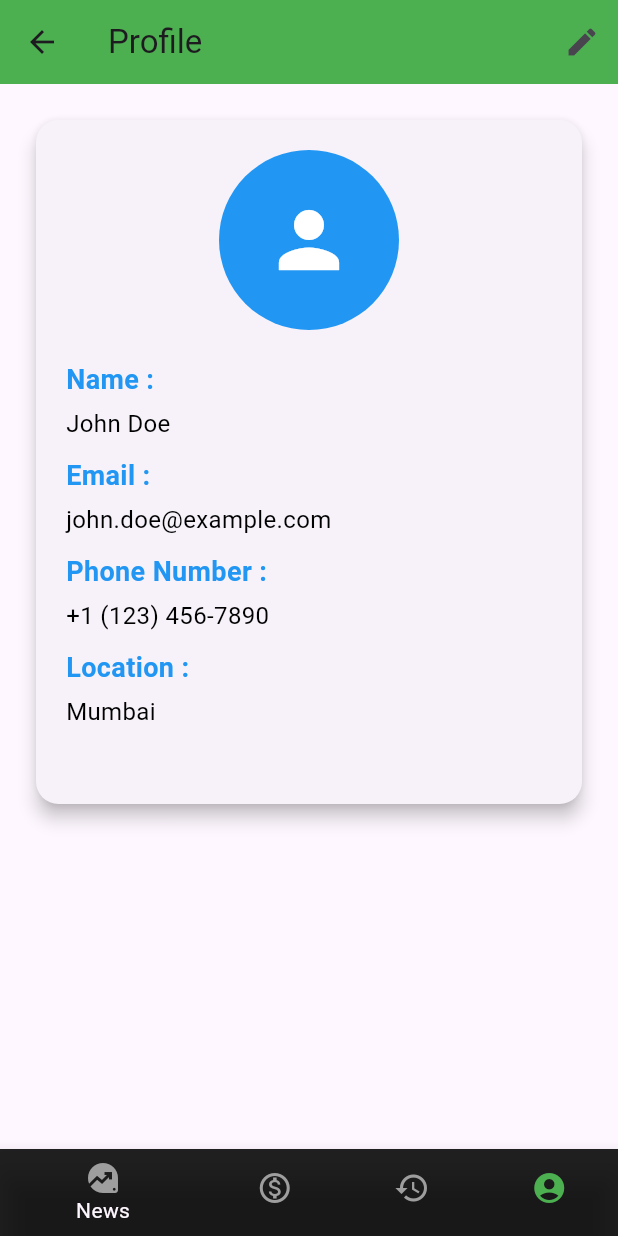
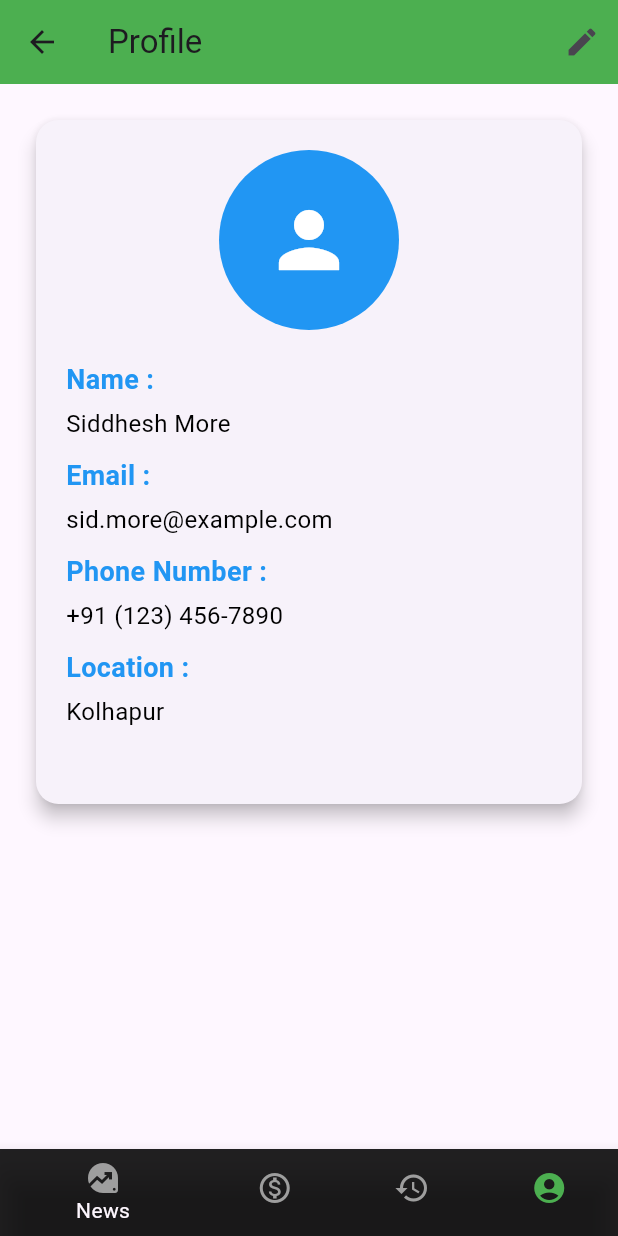
Before and after one commit to SiddheshMore24/WidgetWizards_2.4.1, a Flutter app: the NavBar screen opened directly, item 4 of the bottom bar chosen, on a phone screen of 412 x 824 dp. Run offline on Flutter 3.47's test engine with Material 3 defaults, Android fonts, the phone set to English and light mode, and no system bars; our stand-ins replace firebase_auth, firebase_core, flutter_spinkit, google_fonts; accounts and stored records are empty; network calls fail.

Commit message:
Complete UI

```diff
--- a/lib/NavBar.dart
+++ b/lib/NavBar.dart
@@ -15,10 +15,10 @@ class NavBar extends StatefulWidget {
 class _NavBarState extends State<NavBar> {
   int index = 0;
   User user = User(
-    name: 'John Doe',
-    email: 'john.doe@example.com',
-    phoneNumber: '+1 (123) 456-7890',
-    location: 'Mumbai',
+    name: 'Siddhesh More',
+    email: 'sid.more@example.com',
+    phoneNumber: '+91 (123) 456-7890',
+    location: 'Kolhapur',
   );
 
   void selectItem(int idx) {
```
Also changed, not shown: lib/view/timepass.dart (deleted, +0 -84 lines), assets/appIcon.png (added).
